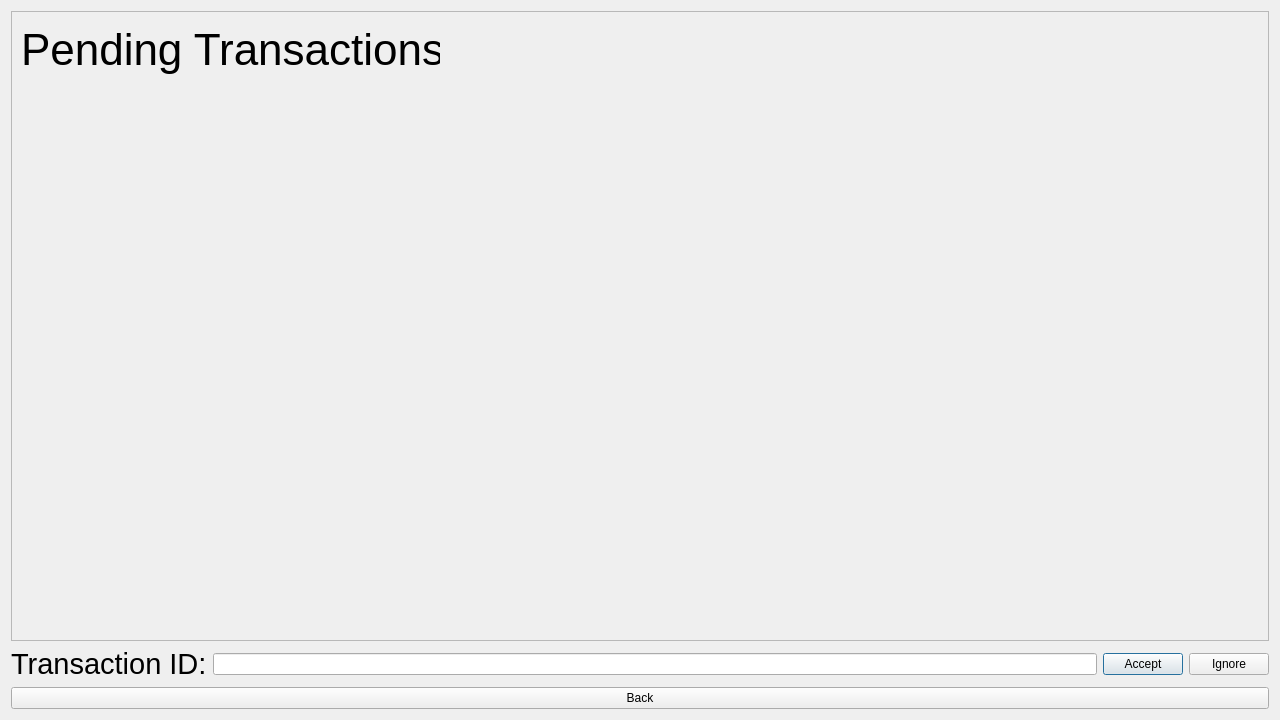
Qt form Ds_project/pendingtransactionswindow.ui (mohamed-khalid-gamal/Ds_Project) before a commit.
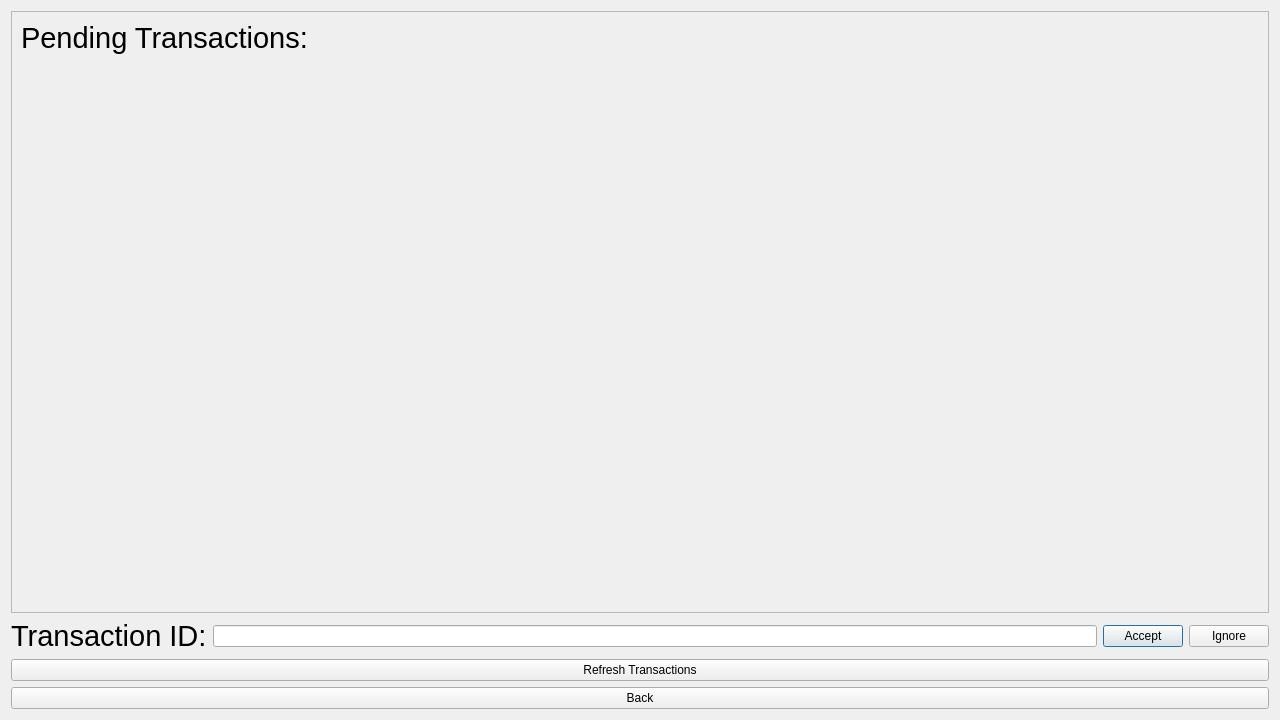
The same form after that commit.

```diff
--- a/Ds_project/pendingtransactionswindow.ui
+++ b/Ds_project/pendingtransactionswindow.ui
@@ -28,27 +28,23 @@
         <x>0</x>
         <y>0</y>
         <width>1260</width>
-        <height>621</height>
+        <height>588</height>
        </rect>
       </property>
+      <layout class="QVBoxLayout" name="verticalLayout_2">
+       <item alignment="Qt::AlignLeft|Qt::AlignTop">
       <widget class="QLabel" name="label">
-       <property name="geometry">
-        <rect>
-         <x>9</x>
-         <y>9</y>
-         <width>419</width>
-         <height>58</height>
-        </rect>
-       </property>
        <property name="font">
         <font>
-         <pointsize>33</pointsize>
+           <pointsize>22</pointsize>
         </font>
        </property>
        <property name="text">
         <string>Pending Transactions:</string>
        </property>
       </widget>
+       </item>
+      </layout>
      </widget>
     </widget>
    </item>
@@ -85,6 +81,13 @@
      </item>
     </layout>
    </item>
+   <item>
+    <widget class="QPushButton" name="pushButton_4">
+     <property name="text">
+      <string>Refresh Transactions</string>
+     </property>
+    </widget>
+   </item>
    <item>
     <widget class="QPushButton" name="pushButton">
      <property name="text">
```
Lines whose indentation alone changed are shown as unchanged.
